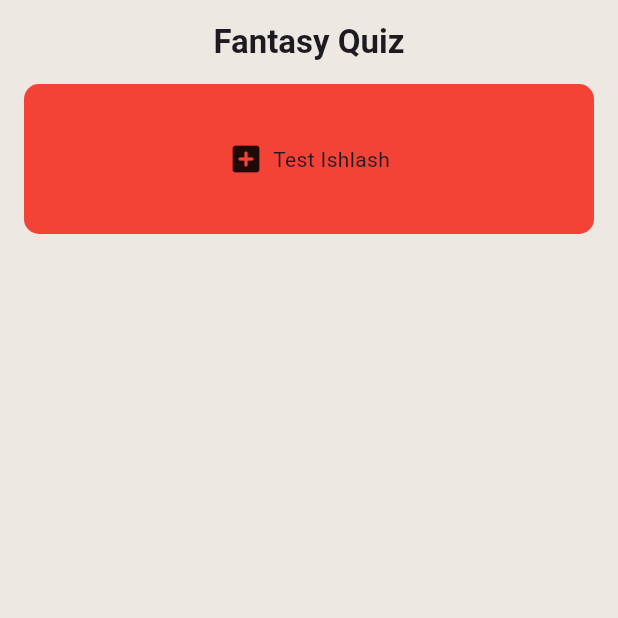
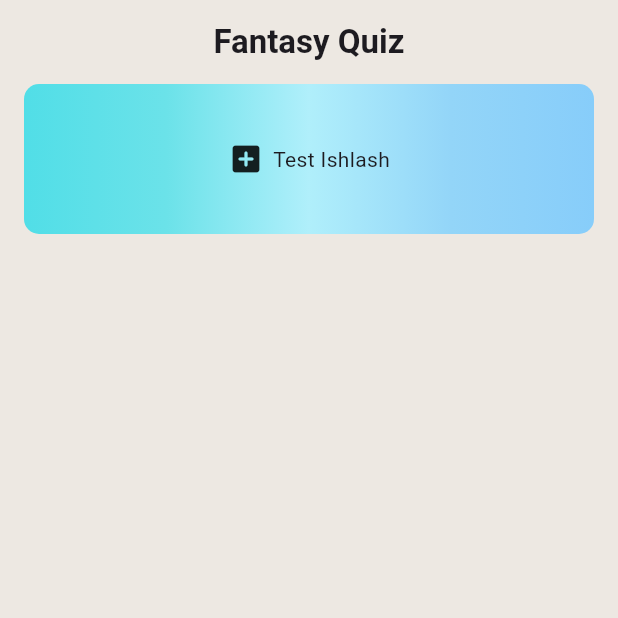
Before and after one commit to AbdurahmonAbdurasul/fantasy_quiz, a Flutter app: the screen it shows after launch, on a phone screen of 412 x 824 dp, the top half of it. Run offline on Flutter 3.47's test engine with Material 3 defaults, Android fonts, the light colour scheme and no system bars; our stand-ins replace shared_preferences.

Commit message:
added gradient

```diff
--- a/lib/main.dart
+++ b/lib/main.dart
@@ -1,5 +1,4 @@
 import 'package:fantacy_quiz/pages/main_page.dart';
-import 'package:fantacy_quiz/pages/quiz_page.dart';
 import 'package:flutter/material.dart';
 
 void main() {
--- a/lib/pages/main_page.dart
+++ b/lib/pages/main_page.dart
@@ -40,7 +40,19 @@ class _MainPageState extends State<MainPage> {
               child: Container(
                 margin: const EdgeInsets.symmetric(horizontal: 16),
                 decoration: BoxDecoration(
-                    borderRadius: BorderRadius.circular(10), color: Colors.red),
+                  borderRadius: BorderRadius.circular(10),
+                  gradient: const LinearGradient(
+                    colors: [
+                      Color(0xFF51DEE7),
+                      Color(0xFF6BE2E9),
+                      Color(0xFFB0EFFB),
+                      Color(0xFF93D5F8),
+                      Color(0xFF87CDFA),
+                    ],
+                    begin: Alignment.centerLeft,
+                    end: Alignment.centerRight,
+                  ),
+                ),
                 height: 100,
                 child: const Row(
                   mainAxisAlignment: MainAxisAlignment.center,
@@ -56,7 +68,20 @@ class _MainPageState extends State<MainPage> {
               data.length,
               (index) => Container(
                 margin: const EdgeInsets.symmetric(horizontal: 16, vertical: 4),
-                color: Colors.red,
+                decoration: BoxDecoration(
+                  borderRadius: BorderRadius.circular(10),
+                  gradient: const LinearGradient(
+                    colors: [
+                      Color(0xFF51DEE7),
+                      Color(0xFF6BE2E9),
+                      Color(0xFFB0EFFB),
+                      Color(0xFF93D5F8),
+                      Color(0xFF87CDFA),
+                    ],
+                    begin: Alignment.centerLeft,
+                    end: Alignment.centerRight,
+                  ),
+                ),
                 child: ListTile(
                   title: Text(
                       "To'g'ri javoblar soni ${data[index]["correctAnswers"].toString()}"),
--- a/lib/widgets/custom_test.dart
+++ b/lib/widgets/custom_test.dart
@@ -1,4 +1,3 @@
-import 'package:fantacy_quiz/pages/result_page.dart';
 import 'package:flutter/material.dart';
 
 class CustomTest extends StatelessWidget {
```
